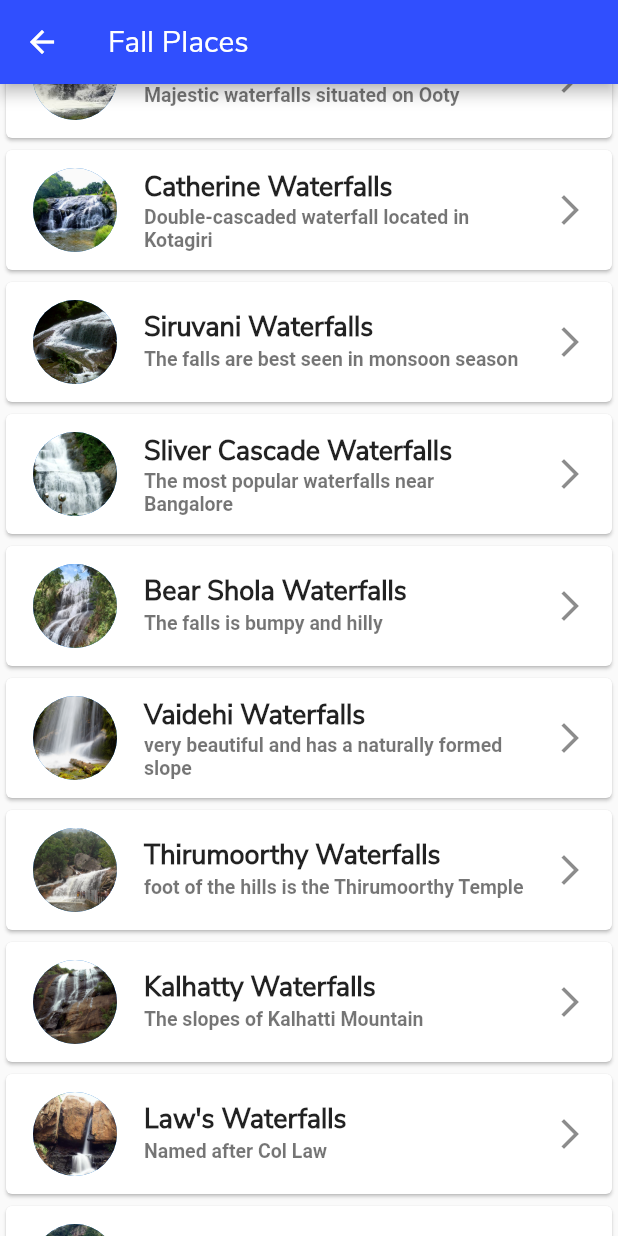
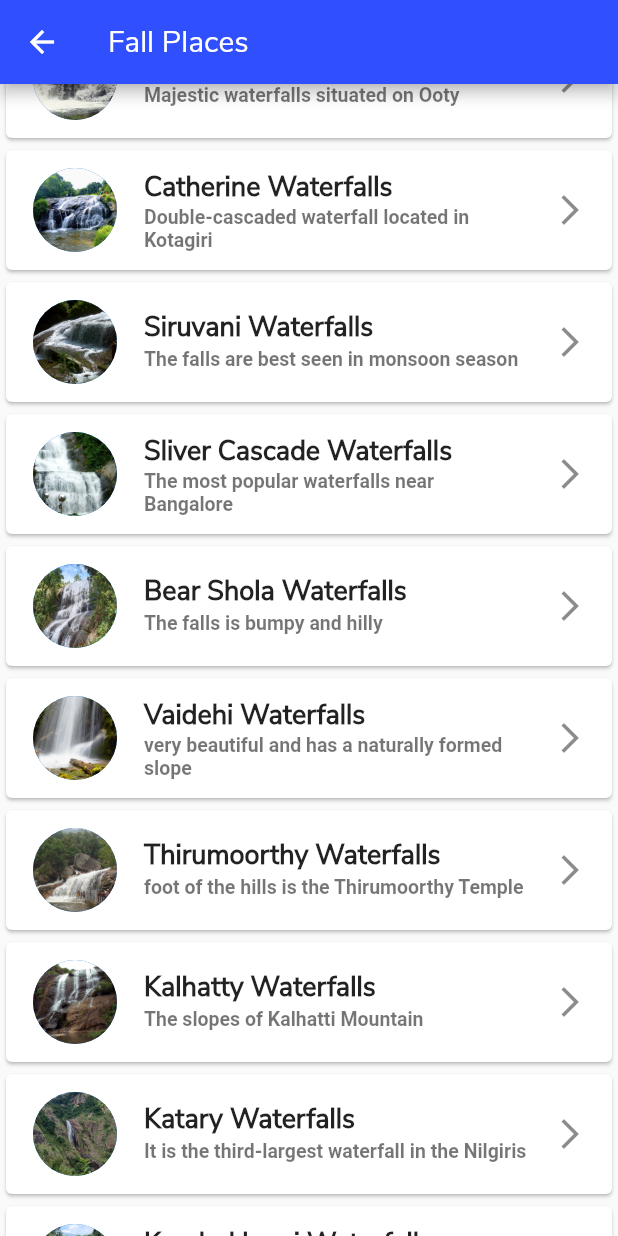
Before and after one commit to iamJana/Travelog, a Flutter app: the Fallspage screen opened directly, scrolled down 576 dp, on a phone screen of 412 x 824 dp. Run offline on Flutter 3.47's test engine with Material 2 defaults, Android fonts, the phone set to English and light mode, and no system bars; our stand-ins replace carousel_pro.

Commit message:
finally completed

```diff
--- a/lib/Falls/falls.dart
+++ b/lib/Falls/falls.dart
@@ -49,20 +49,16 @@ Widget lstview() {
             'foot of the hills is the Thirumoorthy Temple',12),
         Falllist('images/Fallsimage/kalhatty.jpg', 'Kalhatty Waterfalls',
             'The slopes of Kalhatti Mountain', 13),
-        Falllist('images/Fallsimage/laws.jpg', 'Law\'s Waterfalls',
-            'Named after Col Law', 14),
+
         Falllist('images/Fallsimage/katary.jpg', 'Katary Waterfalls',
-            'It is the third-largest waterfall in the Nilgiris', 15),
-        Falllist('images/Fallsimage/kolakambai.jpg', 'Kolakambai Waterfalls',
-            'The very beautiful and mesmerizing Kolakambai Waterfall', 16),
-        Falllist('images/Fallsimage/manimuthar.jpg', 'Manimuthar Waterfalls',
-            'foothills of the scenic Podhigai Hills', 17),
+            'It is the third-largest waterfall in the Nilgiris', 14),
+
+
         Falllist('images/Fallsimage/kumbakkarai.jpeg', 'Kumbakkarai Waterfalls',
-            'base camp for trekkers venturing into the hills of Kodai', 18),
+            'base camp for trekkers venturing into the hills of Kodai', 15),
         Falllist('images/Fallsimage/suruli.jpg', 'Suruli Waterfalls',
-            'falls originate from the Megamalai hills', 19),
-        Falllist('images/Fallsimage/pambar.jpg', 'Pambar Waterfalls',
-            'slippery path behind Pambar house', 20),
+            'falls originate from the Megamalai hills', 16),
+
       ],
     ),
   );
--- a/lib/Hills/Mountainpage.dart
+++ b/lib/Hills/Mountainpage.dart
@@ -55,18 +55,17 @@ Widget lstview() {
             'low mountain range in the Eastern Ghats', 14),
         Mountlist('images/himages/palani.jpg', 'Palani Hills',
             'extension of the Western Ghats range ', 15),
-        Mountlist('images/himages/sathuragiri.jpg', 'Sathuragiri Hills',
-            'otherwise known as Sundara Mahalingam', 16),
+
         Mountlist('images/himages/sirumalai.JPG', 'Sirumalai Hills',
-            'dense forest region with moderate climate throughout the year', 17),
+            'dense forest region with moderate climate throughout the year', 16),
         Mountlist('images/himages/topslip.JPG', 'Topslip Hills',
-            'one of the hill stations near Chennai', 18),
+            'one of the hill stations near Chennai', 17),
         Mountlist('images/himages/valparai.jpg', 'Valparai Hills',
-            'Anaimalai Hills range of the Western Ghats', 19),
+            'Anaimalai Hills range of the Western Ghats', 18),
         Mountlist('images/himages/yelagiri.png', 'Yelagiri Hills',
-            'The Vaniyambadi-Tirupattur road', 20),
+            'The Vaniyambadi-Tirupattur road', 19),
         Mountlist('images/himages/velliangiri.jpg', 'Velliangiri Hills',
-            'Important destination in the Nilgiris', 21),
+            'Important destination in the Nilgiris', 20),
       ],
     ),
   );
--- a/lib/Temples/templeslist.dart
+++ b/lib/Temples/templeslist.dart
@@ -110,7 +110,7 @@ class Templelist extends StatelessWidget {
       );
     } else if (_count == 9) {
       return Detail(
-        'images/Templesimage/pala1.jpg',
+        'images/Templesimage/pala1.png',
         'images/Templesimage/pala2.jpg',
         'images/Templesimage/pala3.jpg',
         'Palani Murugar Temple',
```
Also changed, not shown: lib/Falls/fallslist.dart (+6 -47 lines), lib/Hills/mountdetail.dart (+7 -16 lines), images/Fallsimage/kola1.jpg (deleted), images/Fallsimage/kola2.jpg (deleted), images/Fallsimage/kola3.jpg (deleted), images/Fallsimage/kolakambai.jpg (deleted), images/Fallsimage/laws.jpg (deleted), images/Fallsimage/laws1.jpg (deleted), images/Fallsimage/laws2.jpg (deleted), images/Fallsimage/laws3.jpg (deleted), images/Fallsimage/mani1.jpg (deleted), images/Fallsimage/mani2.jpg (deleted), images/Fallsimage/mani3.jpg (deleted), images/Fallsimage/manimuthar.jpg (deleted).
